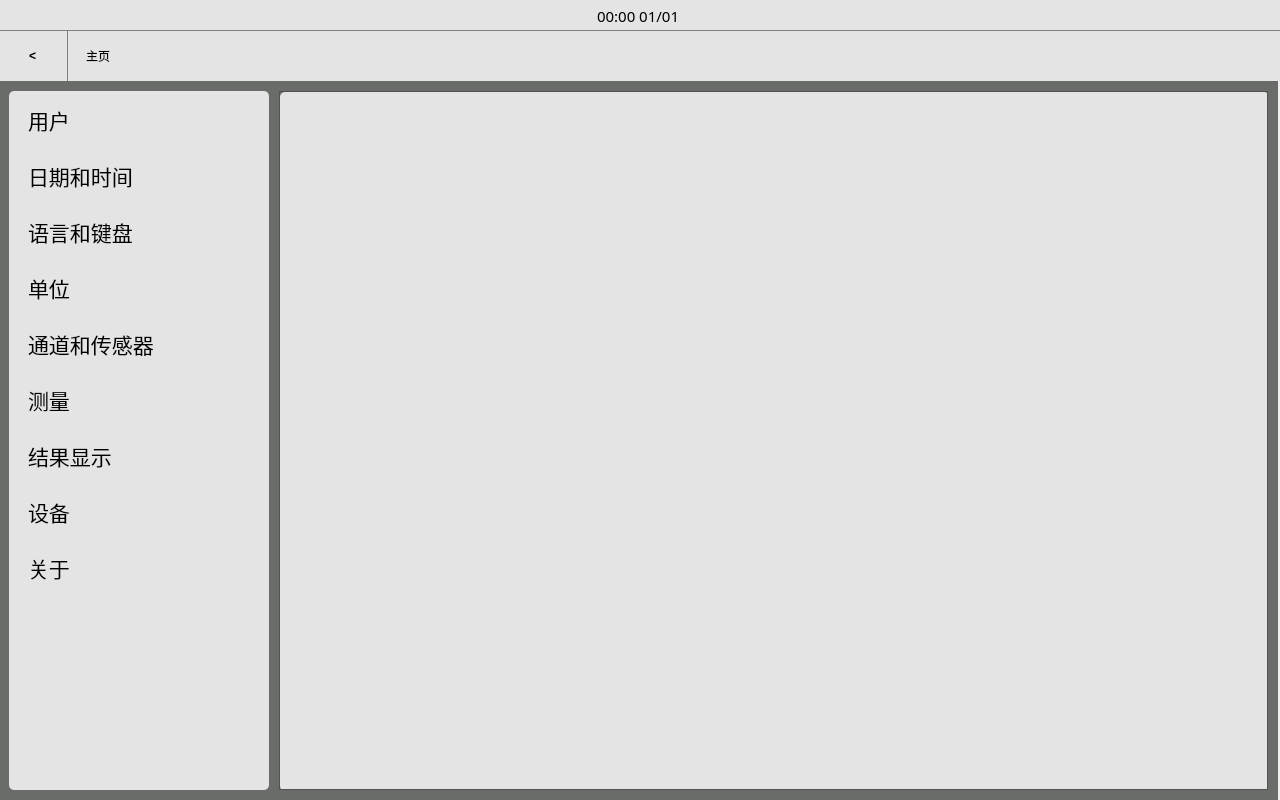
Above: src/jp_settingscreen/jp_settingscreen.ui from Jsvi53/qt_custom_widget before the change. Below: the same form after it.
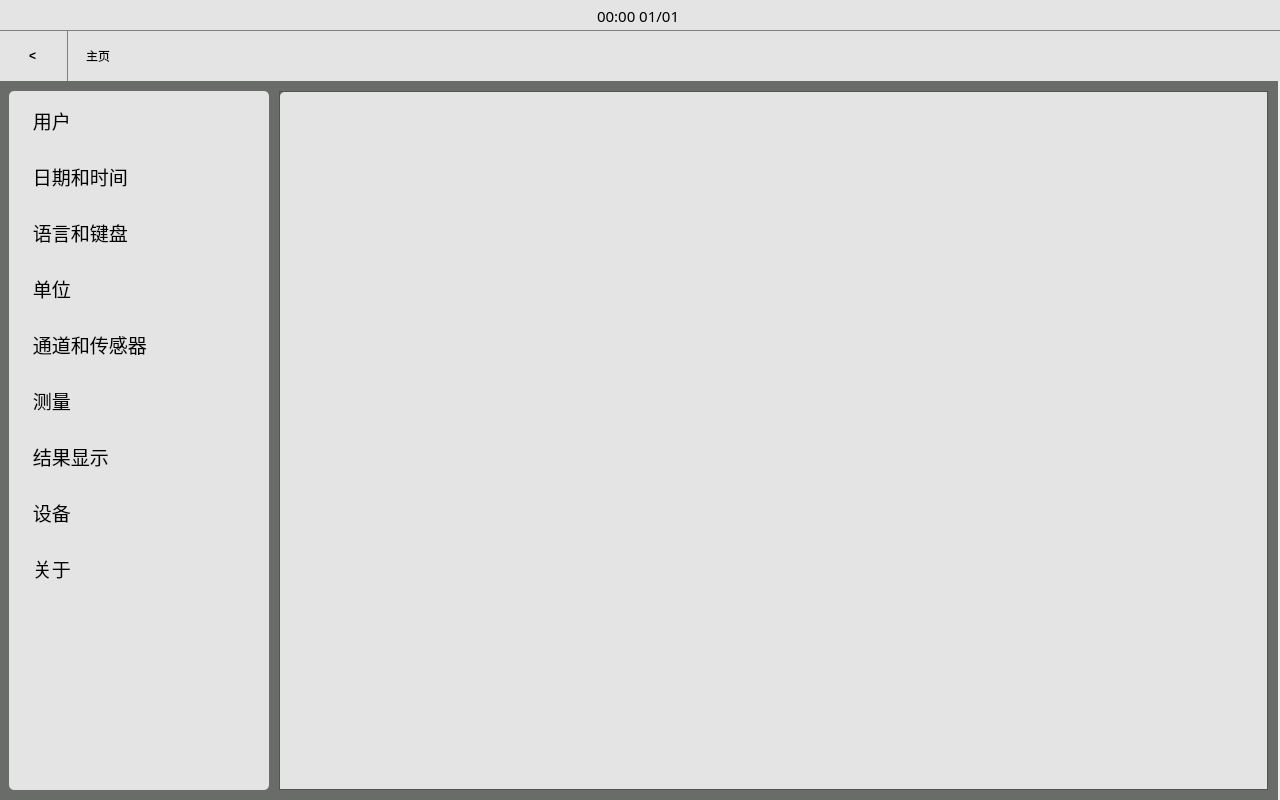
That is the form after the change. Icons and pictures are not drawn.

What changed in the file:
```diff
--- a/src/jp_settingscreen/jp_settingscreen.ui
+++ b/src/jp_settingscreen/jp_settingscreen.ui
@@ -421,7 +421,7 @@
            <property name="font">
             <font>
              <family>微软雅黑</family>
-             <pointsize>16</pointsize>
+             <pointsize>14</pointsize>
             </font>
            </property>
            <property name="styleSheet">
@@ -431,7 +431,7 @@
 }</string>
            </property>
            <property name="text">
-            <string>用户</string>
+            <string> 用户</string>
            </property>
            <property name="icon">
             <iconset>
@@ -463,7 +463,7 @@
            <property name="font">
             <font>
              <family>微软雅黑</family>
-             <pointsize>16</pointsize>
+             <pointsize>14</pointsize>
             </font>
            </property>
            <property name="styleSheet">
@@ -473,7 +473,7 @@
 }</string>
            </property>
            <property name="text">
-            <string>日期和时间</string>
+            <string> 日期和时间</string>
            </property>
            <property name="icon">
             <iconset>
@@ -505,7 +505,7 @@
            <property name="font">
             <font>
              <family>微软雅黑</family>
-             <pointsize>16</pointsize>
+             <pointsize>14</pointsize>
             </font>
            </property>
            <property name="styleSheet">
@@ -516,7 +516,7 @@
 </string>
            </property>
            <property name="text">
-            <string>语言和键盘</string>
+            <string> 语言和键盘</string>
            </property>
            <property name="icon">
             <iconset>
@@ -548,7 +548,7 @@
            <property name="font">
             <font>
              <family>微软雅黑</family>
-             <pointsize>16</pointsize>
+             <pointsize>14</pointsize>
             </font>
            </property>
            <property name="styleSheet">
@@ -559,7 +559,7 @@
 </string>
            </property>
            <property name="text">
-            <string>单位</string>
+            <string> 单位</string>
            </property>
            <property name="icon">
             <iconset>
@@ -591,7 +591,7 @@
            <property name="font">
             <font>
              <family>微软雅黑</family>
-             <pointsize>16</pointsize>
+             <pointsize>14</pointsize>
             </font>
            </property>
            <property name="styleSheet">
@@ -602,7 +602,7 @@
 </string>
            </property>
            <property name="text">
-            <string>通道和传感器</string>
+            <string> 通道和传感器</string>
            </property>
            <property name="icon">
             <iconset>
@@ -634,7 +634,7 @@
            <property name="font">
             <font>
              <family>微软雅黑</family>
-             <pointsize>16</pointsize>
+             <pointsize>14</pointsize>
             </font>
            </property>
            <property name="styleSheet">
@@ -645,7 +645,7 @@
 </string>
            </property>
            <property name="text">
-            <string>测量</string>
+            <string> 测量</string>
            </property>
            <property name="icon">
             <iconset>
@@ -677,7 +677,7 @@
            <property name="font">
             <font>
              <family>微软雅黑</family>
-             <pointsize>16</pointsize>
+             <pointsize>14</pointsize>
             </font>
            </property>
            <property name="styleSheet">
@@ -688,7 +688,7 @@
 </string>
            </property>
            <property name="text">
-            <string>结果显示</string>
+            <string> 结果显示</string>
            </property>
            <property name="icon">
             <iconset>
@@ -720,7 +720,7 @@
            <property name="font">
             <font>
              <family>微软雅黑</family>
-             <pointsize>16</pointsize>
+             <pointsize>14</pointsize>
             </font>
            </property>
            <property name="styleSheet">
@@ -731,7 +731,7 @@
 </string>
            </property>
            <property name="text">
-            <string>设备</string>
+            <string> 设备</string>
            </property>
            <property name="icon">
             <iconset>
@@ -763,7 +763,7 @@
            <property name="font">
             <font>
              <family>微软雅黑</family>
-             <pointsize>16</pointsize>
+             <pointsize>14</pointsize>
             </font>
            </property>
            <property name="styleSheet">
@@ -774,7 +774,7 @@
 </string>
            </property>
            <property name="text">
-            <string>关于</string>
+            <string> 关于</string>
            </property>
            <property name="icon">
             <iconset>
@@ -858,6 +858,21 @@
 	border-radius: 5px;
 }</string>
          </property>
+         <widget class="QWidget" name="verticalLayoutWidget_3">
+          <property name="geometry">
+           <rect>
+            <x>0</x>
+            <y>0</y>
+            <width>991</width>
+            <height>701</height>
+           </rect>
+          </property>
+          <layout class="QVBoxLayout" name="verticalLayout">
+           <property name="spacing">
+            <number>0</number>
+           </property>
+          </layout>
+         </widget>
         </widget>
        </widget>
       </widget>
```
Left out of the diff: 2 changed lines with no effect on the pictures.
